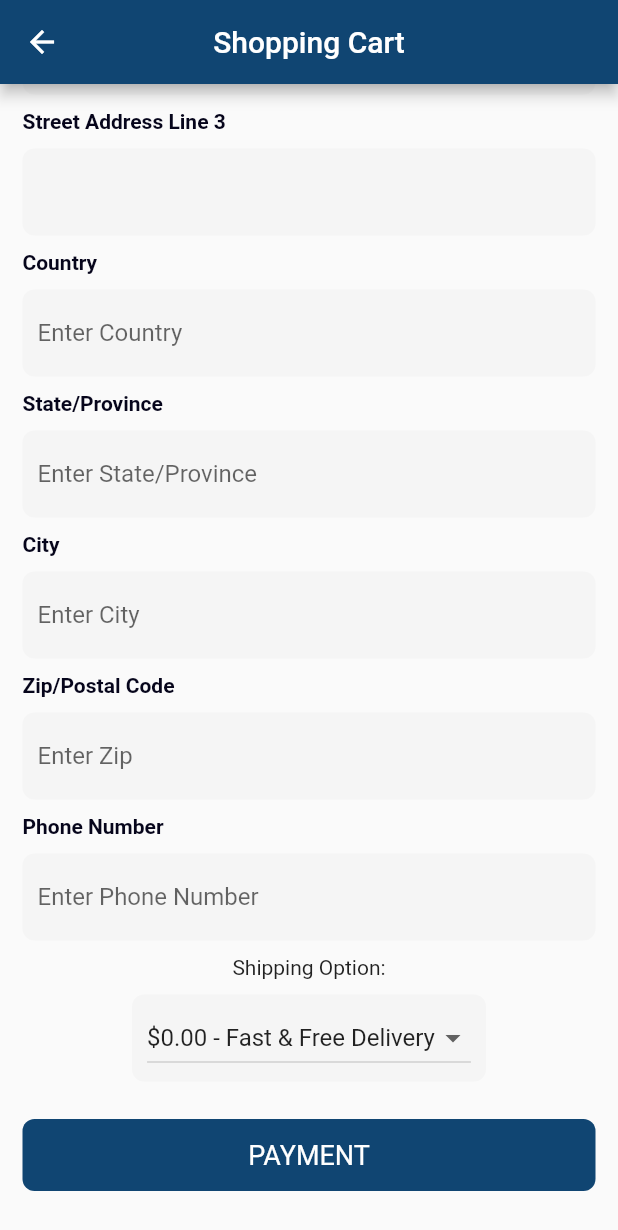
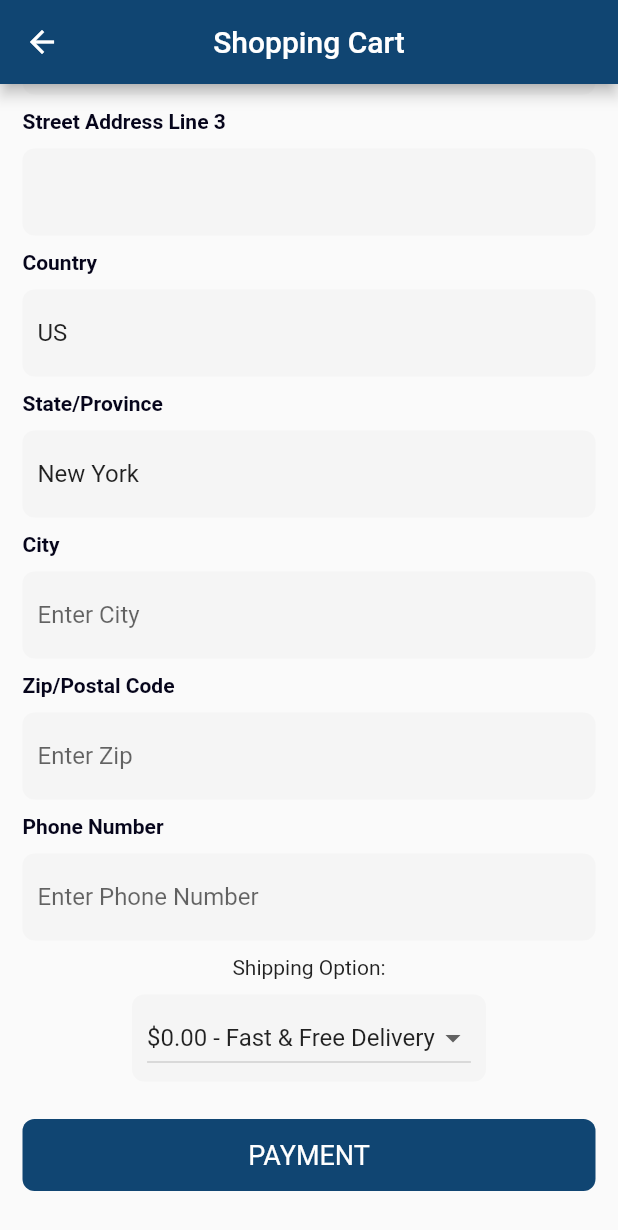
Before and after one commit to kimtabilon/ecom_store_app, a Flutter app: the CheckoutCartPage screen opened directly, scrolled down 562 dp, on a phone screen of 412 x 824 dp. Shown: the top 1230 px of the screen. Run offline on Flutter 3.47's test engine with Material 2 defaults, Android fonts, the phone set to English and light mode, and no system bars; our stand-ins replace card_swiper, fancy_shimmer_image, flutter_iconly, page_transition, shared_preferences; missing offline and left inert: clippy_flutter, credit_card_form, expandable_search_bar; accounts and stored records are empty; network calls fail.

Commit message:
checkout

```diff
--- a/lib/Screens/Account/checkout_cart_page.dart
+++ b/lib/Screens/Account/checkout_cart_page.dart
@@ -37,8 +37,8 @@ class _CheckoutCartPageState extends State<CheckoutCartPage> {
   final TextEditingController _address2 = TextEditingController();
   final TextEditingController _address3 = TextEditingController();
 
-  final TextEditingController _country = TextEditingController();
-  final TextEditingController _province = TextEditingController();
+  final TextEditingController _country = TextEditingController(text:'US');
+  final TextEditingController _province = TextEditingController(text:'New York');
   final TextEditingController _city = TextEditingController();
   final TextEditingController _zipcode = TextEditingController();
   final TextEditingController _number = TextEditingController();
```
